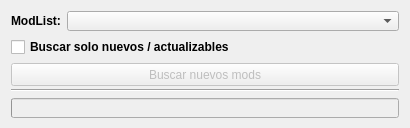
The window that pyqt_windows/searching_dialog.ui (MelonRodante/ModList) describes before a commit, drawn with Qt 5.
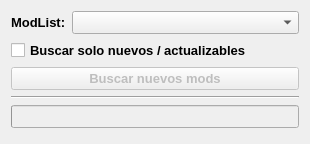
The same window after the commit. Icons and pictures are not drawn.

```diff
--- a/pyqt_windows/searching_dialog.ui
+++ b/pyqt_windows/searching_dialog.ui
@@ -9,20 +9,20 @@
    <rect>
     <x>0</x>
     <y>0</y>
-    <width>410</width>
-    <height>128</height>
+    <width>310</width>
+    <height>144</height>
    </rect>
   </property>
   <property name="minimumSize">
    <size>
-    <width>410</width>
-    <height>128</height>
+    <width>310</width>
+    <height>144</height>
    </size>
   </property>
   <property name="maximumSize">
    <size>
-    <width>410</width>
-    <height>128</height>
+    <width>310</width>
+    <height>144</height>
    </size>
   </property>
   <property name="windowTitle">
@@ -45,6 +45,7 @@
       <widget class="QLabel" name="lblModList">
        <property name="font">
         <font>
+         <pointsize>10</pointsize>
          <weight>75</weight>
          <bold>true</bold>
         </font>
@@ -62,6 +63,19 @@
          <verstretch>0</verstretch>
         </sizepolicy>
        </property>
+       <property name="minimumSize">
+        <size>
+         <width>25</width>
+         <height>0</height>
+        </size>
+       </property>
+       <property name="font">
+        <font>
+         <pointsize>10</pointsize>
+         <weight>75</weight>
+         <bold>true</bold>
+        </font>
+       </property>
       </widget>
      </item>
     </layout>
@@ -70,6 +84,7 @@
     <widget class="QCheckBox" name="chkSeachNewUpdate">
      <property name="font">
       <font>
+       <pointsize>10</pointsize>
        <weight>75</weight>
        <bold>true</bold>
       </font>
@@ -86,7 +101,7 @@
      </property>
      <property name="minimumSize">
       <size>
-       <width>0</width>
+       <width>25</width>
        <height>23</height>
       </size>
      </property>
@@ -96,6 +111,13 @@
        <height>23</height>
       </size>
      </property>
+     <property name="font">
+      <font>
+       <pointsize>10</pointsize>
+       <weight>75</weight>
+       <bold>true</bold>
+      </font>
+     </property>
      <property name="text">
       <string>Buscar nuevos mods</string>
      </property>
@@ -113,6 +135,19 @@
      <property name="enabled">
       <bool>false</bool>
      </property>
+     <property name="minimumSize">
+      <size>
+       <width>25</width>
+       <height>0</height>
+      </size>
+     </property>
+     <property name="font">
+      <font>
+       <pointsize>10</pointsize>
+       <weight>75</weight>
+       <bold>true</bold>
+      </font>
+     </property>
      <property name="minimum">
       <number>0</number>
      </property>
```
